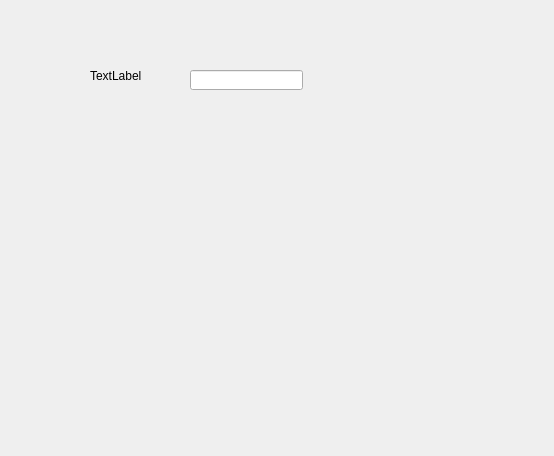
This is Qt/ERP/dialognewcustom.ui in superp2017/NTERP as Qt 5 draws it before an edit. The edited form follows.
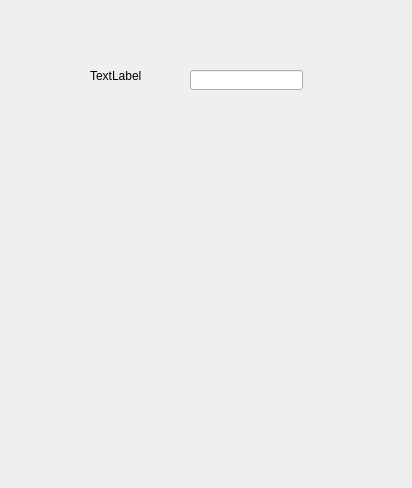
This is the edited form.

The edit to the form file:
```diff
--- a/Qt/ERP/dialognewcustom.ui
+++ b/Qt/ERP/dialognewcustom.ui
@@ -6,8 +6,8 @@
    <rect>
     <x>0</x>
     <y>0</y>
-    <width>554</width>
-    <height>456</height>
+    <width>412</width>
+    <height>488</height>
    </rect>
   </property>
   <property name="windowTitle">
```
